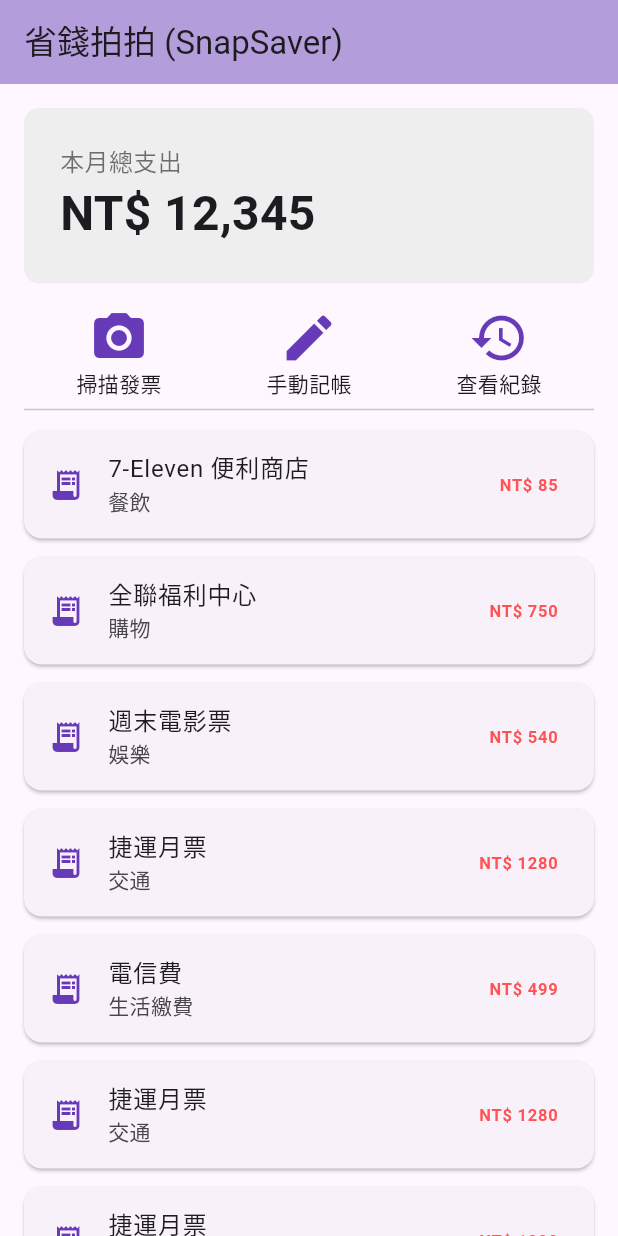
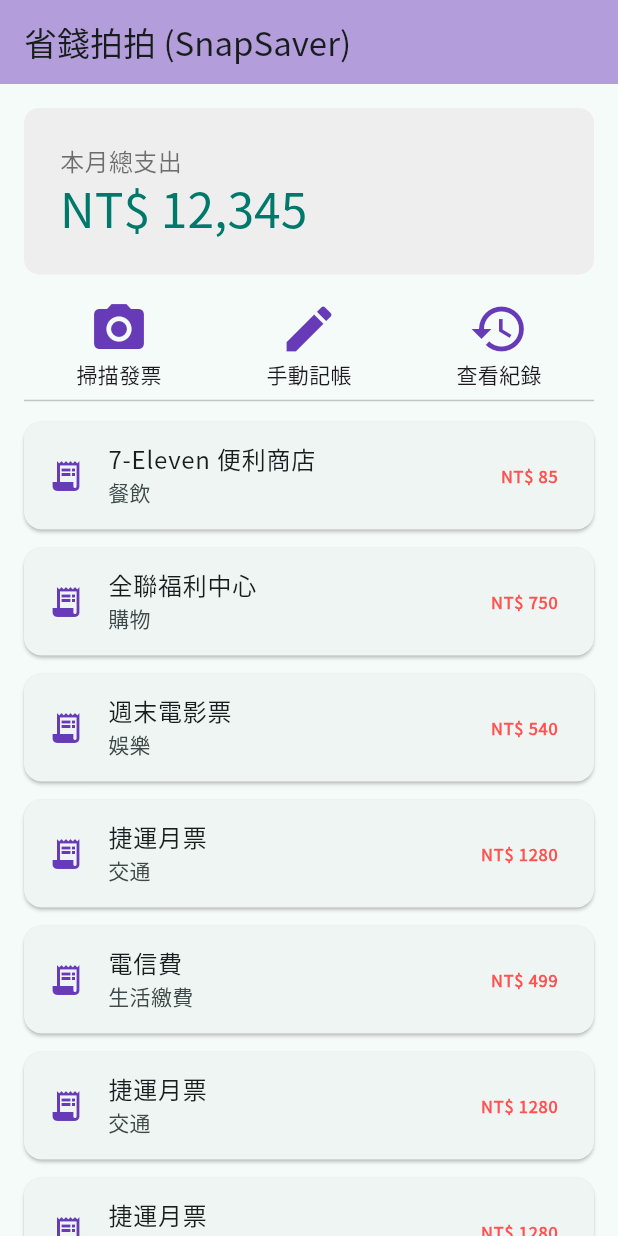
Before and after one commit to jungang0414/snapsaver, a Flutter app: the screen it shows after launch, on a phone screen of 412 x 824 dp. Run offline on Flutter 3.47's test engine with Material 3 defaults, Android fonts, the phone set to English and light mode, and no system bars; our stand-ins replace google_fonts.

Commit message:
Day 7 - App 的整體造型師

```diff
--- a/lib/main.dart
+++ b/lib/main.dart
@@ -1,5 +1,6 @@
 // lib/main.dart
 import 'package:flutter/material.dart';
+import 'package:google_fonts/google_fonts.dart';
 
 // 假資料的結構
 class Transaction {
@@ -29,9 +30,12 @@ class MyApp extends StatelessWidget {
       // 關閉右上角的 Debug 標籤
       debugShowCheckedModeBanner: false,
       title: 'SnapSaver',
+      // 就是它！App 的風格都由這裡定義
       theme: ThemeData(
-        colorScheme: ColorScheme.fromSeed(seedColor: Colors.deepPurple),
+        colorScheme: ColorScheme.fromSeed(seedColor: Colors.teal),
         useMaterial3: true,
+
+        textTheme: GoogleFonts.notoSansTcTextTheme(Theme.of(context).textTheme),
       ),
       // 移除 'const' 關鍵字
       home: HomePage(),
@@ -118,7 +122,9 @@ class HomePage extends StatelessWidget {
               color: Colors.grey.shade200,
               borderRadius: BorderRadius.circular(10),
             ),
-            child: const Column(
+            // 【重要觀念修正】: 因為下方的 Text Widget 使用了 Theme.of(context)，
+            // 它是一個執行時的值，所以這裡的 Column 不能是 const。
+            child: Column(
               // 這個內部的 Column，我們希望文字靠左對齊
               crossAxisAlignment: CrossAxisAlignment.start,
               children: [
@@ -128,7 +134,9 @@ class HomePage extends StatelessWidget {
                 ),
                 Text(
                   'NT\$ 12,345',
-                  style: TextStyle(fontSize: 32, fontWeight: FontWeight.bold),
+                  style: Theme.of(context).textTheme.headlineLarge?.copyWith(
+                    color: Colors.teal.shade700,
+                  ),
                 ),
               ],
             ),
--- a/pubspec.yaml
+++ b/pubspec.yaml
@@ -2,7 +2,7 @@ name: snapsaver
 description: "A new Flutter project."
 # The following line prevents the package from being accidentally published to
 # pub.dev using `flutter pub publish`. This is preferred for private packages.
-publish_to: 'none' # Remove this line if you wish to publish to pub.dev
+publish_to: "none" # Remove this line if you wish to publish to pub.dev
 
 # The following defines the version and build number for your application.
 # A version number is three numbers separated by dots, like 1.2.43
@@ -34,6 +34,8 @@ dependencies:
   # The following adds the Cupertino Icons font to your application.
   # Use with the CupertinoIcons class for iOS style icons.
   cupertino_icons: ^1.0.8
+  # 新增字體套件
+  google_fonts: ^6.3.1
 
 dev_dependencies:
   flutter_test:
@@ -51,7 +53,6 @@ dev_dependencies:
 
 # The following section is specific to Flutter packages.
 flutter:
-
   # The following line ensures that the Material Icons font is
   # included with your application, so that you can use the icons in
   # the material Icons class.
```
Also changed, not shown: pubspec.lock, 1 other file.
